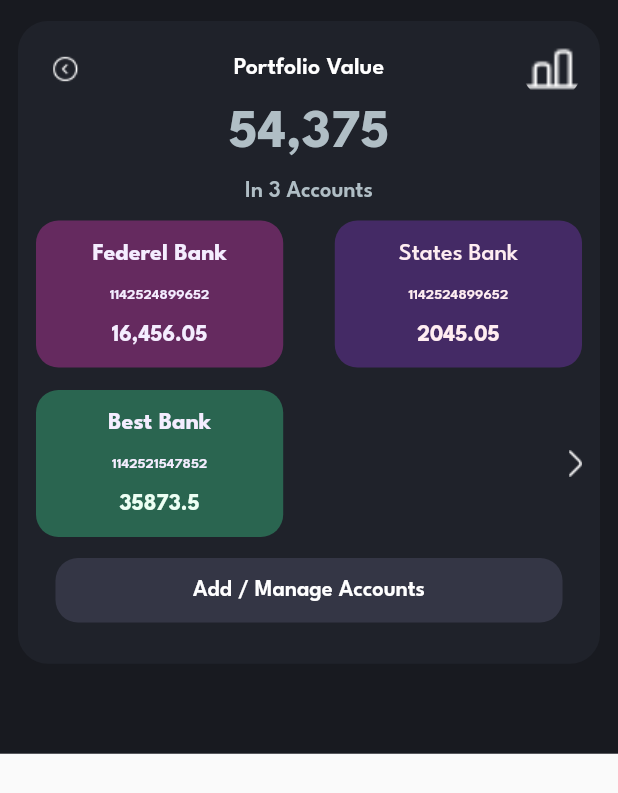
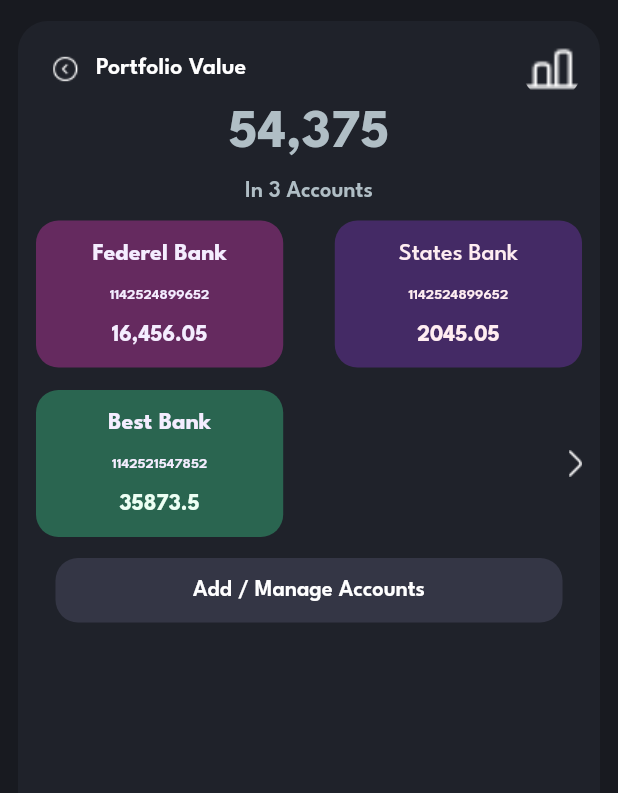
Before and after one commit to AbsarDotDev/ChainPay, a Flutter app: the Balance widget shown alone on an empty page, opened directly, on a phone screen of 412 x 824 dp. Shown: the top 793 px of the screen. Run offline on Flutter 3.47's test engine with Material 2 defaults, Android fonts, the phone set to English and light mode, and no system bars; our stand-ins replace intl_phone_field; missing offline and left inert: dart:html.

Commit message:
Fixed Bugs

```diff
--- a/lib/balance.dart
+++ b/lib/balance.dart
@@ -20,16 +20,20 @@ class Balance extends StatefulWidget {
 class _BalanceState extends State<Balance> {
   @override
   Widget build(BuildContext context) {
-    return Container(
+    return SingleChildScrollView(
+      child: Container(
+        height: MediaQuery.of(context).size.height * 1,
         color: Color(ColorConstants.baseColor),
-      padding: const EdgeInsets.only(top: 14, left: 12, right: 12, bottom: 60),
-      child: SingleChildScrollView(
-        child: Container(
+        padding: const EdgeInsets.only(top: 14, left: 12, right: 12),
+        child: Column(
+          children: [
+            Container(
+              height: MediaQuery.of(context).size.height * 0.7,
               padding: const EdgeInsets.only(left: 12, right: 12, top: 12),
-          height: MediaQuery.of(context).size.width * 1.04,
               decoration: BoxDecoration(
                   borderRadius: BorderRadius.circular(20),
                   color: Color(ColorConstants.homecard)),
+              child: SingleChildScrollView(
                 child: Column(
                   children: [
                     Row(
@@ -39,10 +43,12 @@ class _BalanceState extends State<Balance> {
                           backgroundColor: Colors.transparent,
                           child: Image.asset('assets/images/arrowleft.png'),
                         ),
-                  commonHeading(TextConstants.baltit1, 16, FontWeight.w600),
+                        commonHeading(
+                            TextConstants.baltit1, 16, FontWeight.w600),
                         const CircleAvatar(
                           backgroundColor: Colors.transparent,
-                    backgroundImage: AssetImage("assets/images/frame.png"),
+                          backgroundImage:
+                              AssetImage("assets/images/frame.png"),
                         )
                       ],
                     ),
@@ -162,7 +168,8 @@ class _BalanceState extends State<Balance> {
                       height: 14,
                     ),
                     Padding(
-                padding: const EdgeInsets.only(left: 13, right: 13, bottom: 14),
+                      padding: const EdgeInsets.only(
+                          left: 13, right: 13, bottom: 14),
                       child: Container(
                         height: 43,
                         width: MediaQuery.of(context).size.width * 1,
@@ -186,6 +193,9 @@ class _BalanceState extends State<Balance> {
                 ),
               ),
             ),
+          ],
+        ),
+      ),
     );
   }
 }
--- a/lib/common_widgets/common_heading.dart
+++ b/lib/common_widgets/common_heading.dart
@@ -2,12 +2,14 @@ import 'package:chainpay/color_const.dart';
 import 'package:flutter/material.dart';
 
 commonHeading(String s, double size, FontWeight w) {
-  return Text(
+  return Expanded(
+    child: Text(
       s,
       style: TextStyle(
           fontFamily: "spartan",
           fontSize: size,
           fontWeight: w,
           color: Color(ColorConstants.btnTextColor)),
+    ),
   );
 }
--- a/lib/common_widgets/rewards_collectnow.dart
+++ b/lib/common_widgets/rewards_collectnow.dart
@@ -18,7 +18,7 @@ collectNow() {
           TextConstants.rewardbutt,
           style: TextStyle(
               fontFamily: 'Nunito',
-              color: Color(ColorConstants.rewardbut),
+              color: Color(ColorConstants.btnTextColor),
               fontSize: 15,
               fontWeight: FontWeight.w600),
         ),
--- a/lib/common_widgets/small_icon_tile.dart
+++ b/lib/common_widgets/small_icon_tile.dart
@@ -19,7 +19,8 @@ smallIconTIle(String img, String txt, int c1, int c2, BuildContext context) {
           child: SizedBox(
               width: 40, child: Image.asset("../assets/images/icons/$img")),
         ),
-        Container(
+        Expanded(
+          child: Container(
             padding: const EdgeInsets.only(left: 10),
             height: 43,
             child: Center(
@@ -31,6 +32,7 @@ smallIconTIle(String img, String txt, int c1, int c2, BuildContext context) {
                   fontSize: 12,
                   color: Color(ColorConstants.btnTextColor)),
             )),
+          ),
         )
       ],
     ),
--- a/lib/home.dart
+++ b/lib/home.dart
@@ -23,6 +23,7 @@ class _HomeState extends State<Home> {
         padding: const EdgeInsets.all(13),
         color: Color(ColorConstants.baseColor),
         height: MediaQuery.of(context).size.height * 1,
+        child: Expanded(
           child: Column(
             mainAxisSize: MainAxisSize.min,
             children: [
@@ -216,6 +217,7 @@ class _HomeState extends State<Home> {
             ],
           ),
         ),
+      ),
     );
   }
 }
```
Also changed, not shown: lib/common_widgets/rewards_listtile.dart (+6 -2 lines), lib/offer.dart (+8 -1 lines), lib/rewards.dart (+5 -5 lines). Lines whose indentation alone changed are shown as unchanged.
